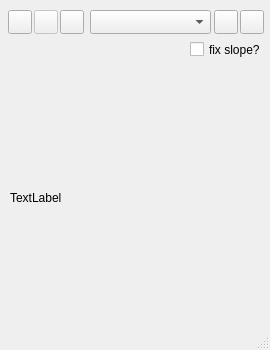
The window that sshowsub.ui (MLavetski/spm_show) describes before a commit, drawn with Qt 5.
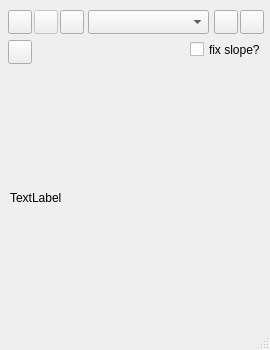
The same window after the commit. Icons and pictures are not drawn. Custom widgets are drawn as their Qt base class.

```diff
--- a/sshowsub.ui
+++ b/sshowsub.ui
@@ -41,7 +41,7 @@
    <widget class="QComboBox" name="fieldselect">
     <property name="geometry">
      <rect>
-      <x>90</x>
+      <x>88</x>
       <y>10</y>
       <width>121</width>
       <height>24</height>
@@ -255,6 +255,31 @@
      <string>fix slope?</string>
     </property>
    </widget>
+   <widget class="QPushButton" name="saveToStlBut">
+    <property name="geometry">
+     <rect>
+      <x>8</x>
+      <y>40</y>
+      <width>24</width>
+      <height>24</height>
+     </rect>
+    </property>
+    <property name="minimumSize">
+     <size>
+      <width>24</width>
+      <height>24</height>
+     </size>
+    </property>
+    <property name="maximumSize">
+     <size>
+      <width>24</width>
+      <height>24</height>
+     </size>
+    </property>
+    <property name="text">
+     <string/>
+    </property>
+   </widget>
   </widget>
   <widget class="QStatusBar" name="statusBar"/>
  </widget>
```
Left out of the diff: 6 changed lines with no effect on the pictures.
